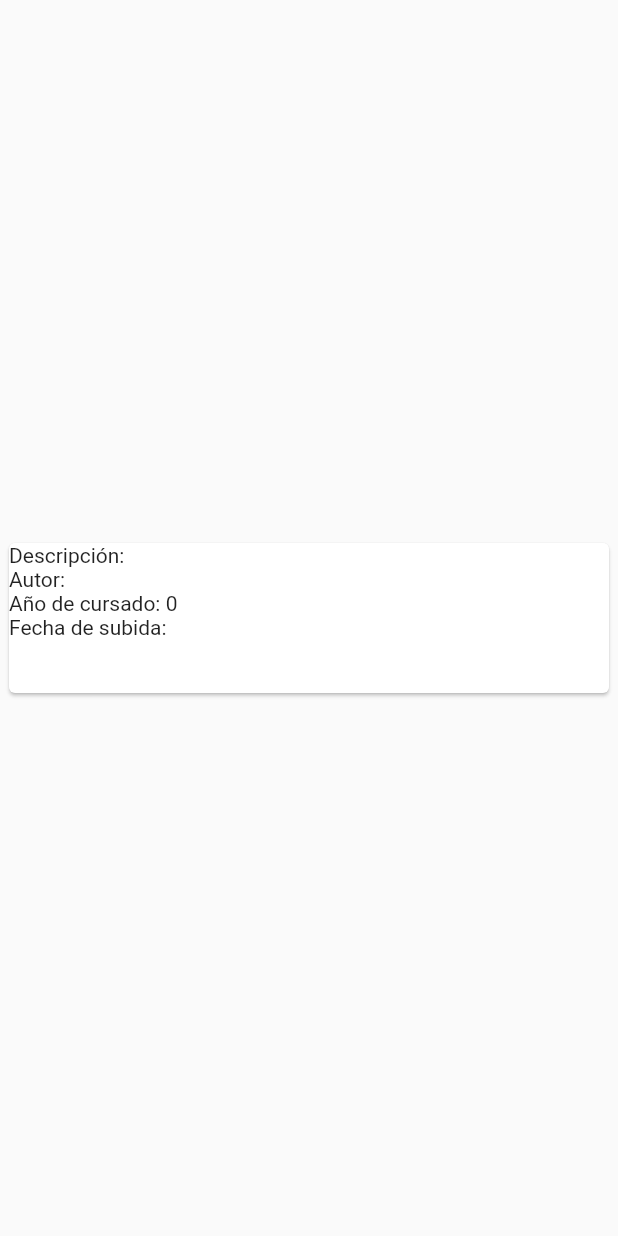
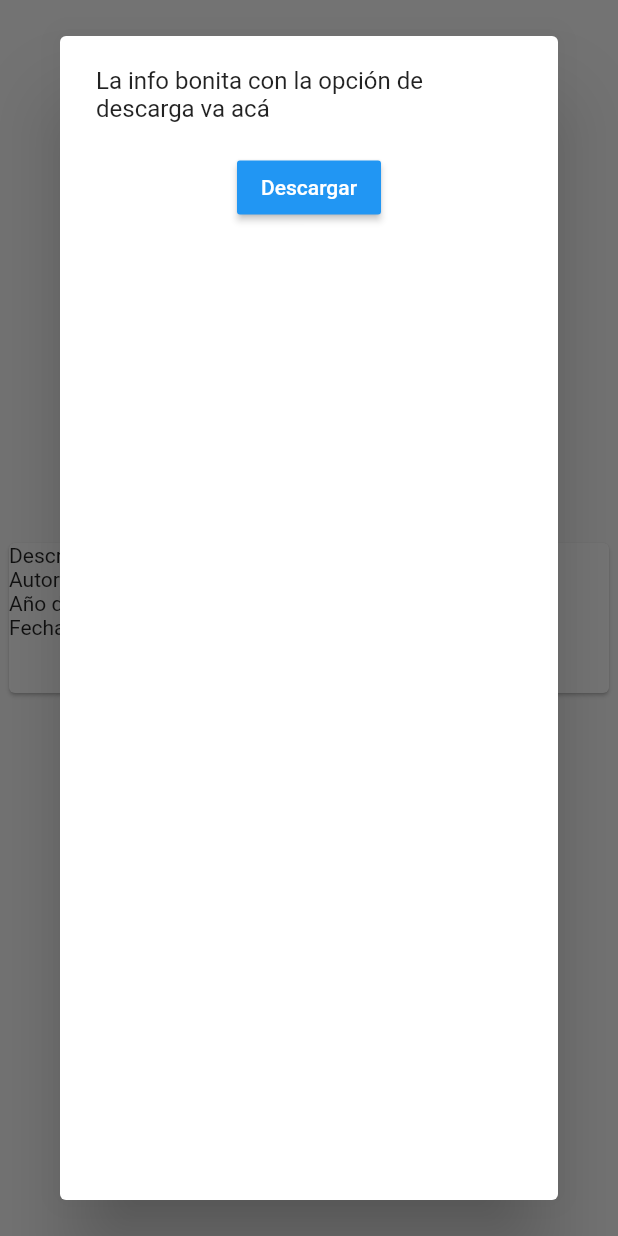
Before and after one commit to nicolasvalde/resumenes, a Flutter app: the ResumenCard widget shown alone on an empty page, opened directly with empty values, after a tap on "Descripción:", on a phone screen of 412 x 824 dp. Run offline on Flutter 3.47's test engine with Material 2 defaults, Android fonts, the phone set to English and light mode, and no system bars; our stand-ins replace file_picker, getflutter, open_file; network calls fail.

Commit message:
La app descarga y abre archivos

```diff
--- a/lib/src/models/resumen_model.dart
+++ b/lib/src/models/resumen_model.dart
@@ -21,6 +21,7 @@ class Resumen {
   String materia;
   String fechaSubida;
   String descripcion;
+  String fileExtension;
   int yearCursado;
 
   Resumen(
@@ -32,6 +33,7 @@ class Resumen {
       this.materia,
       this.fechaSubida,
       this.descripcion,
+      this.fileExtension,
       this.yearCursado});
 
   Resumen.fromJsonMap(Map<String, dynamic> json) {
@@ -43,6 +45,7 @@ class Resumen {
     materia     = json['materia'];
     fechaSubida = json['fechaSubida'];
     descripcion = json['descripcion'];
+    fileExtension = json['fileExtension'];
     yearCursado = json['yearCursado'];
   }
 }
--- a/lib/src/pages/upload_page.dart
+++ b/lib/src/pages/upload_page.dart
@@ -1,5 +1,3 @@
-import 'dart:io';
-
 import 'package:flutter/material.dart';
 import 'package:flutter/services.dart';
 import 'package:resumenes/src/providers/carreras_provider.dart';
@@ -342,6 +340,7 @@ class _UploadPageState extends State<UploadPage> {
           body['facultad'] = _selectedFacultadValue;
           body['carrera'] = _selectedCarreraValue;
           body['materia'] = _selectedMateriaValue;
+          body['materia'] = _selectedMateriaValue;
           body['yearCursado'] = _yearCursado;
           await resumenesProvider.save(body, _filePath);
           showDialog(
--- /dev/null
+++ b/lib/src/widgets/DownloadDialog.dart
@@ -0,0 +1,32 @@
+import 'package:flutter/material.dart';
+import 'package:resumenes/src/models/resumen_model.dart';
+import 'package:resumenes/src/providers/resumenes_providers.dart';
+
+class DownloadDialog extends StatelessWidget {
+  Resumen resumen;
+
+  DownloadDialog(Resumen resumen) {
+    this.resumen = resumen;
+  }
+
+  @override
+  Widget build(BuildContext context) {
+    return AlertDialog(
+      content: Column(
+        children: <Widget>[
+          Text("La info bonita con la opción de descarga va acá"),
+          Text(resumen.descripcion),
+          RaisedButton(
+            child: Text("Descargar"),
+            color: Colors.blue,
+            textColor: Colors.white,
+            splashColor: Colors.white,
+            onPressed: () {
+              resumenesProvider.download(resumen.id);
+            },
+          )
+        ],
+      ),
+    );
+  }
+}
--- a/lib/src/widgets/ResumenCard.dart
+++ b/lib/src/widgets/ResumenCard.dart
@@ -1,5 +1,6 @@
 import 'package:flutter/material.dart';
 import 'package:resumenes/src/models/resumen_model.dart';
+import 'package:resumenes/src/widgets/DownloadDialog.dart';
 
 class ResumenCard extends StatelessWidget {
   final Resumen resumen;
@@ -16,6 +17,10 @@ class ResumenCard extends StatelessWidget {
           splashColor: Colors.blue.withAlpha(30),
           onTap: () {
             print('Card tapped.');
+            showDialog(
+              context: context,
+              child: DownloadDialog(resumen),
+            );
           },
           child: Container(
             width: 400,
--- a/pubspec.yaml
+++ b/pubspec.yaml
@@ -22,6 +22,8 @@ dependencies:
   getflutter: ^1.0.10
   http:
   file_picker: ^1.6.0
+  path_provider: ^1.6.5
+  open_file:
 
   # The following adds the Cupertino Icons font to your application.
   # Use with the CupertinoIcons class for iOS style icons.
```
Also changed, not shown: lib/src/providers/resumenes_providers.dart (+26 -0 lines), 3 other files.
